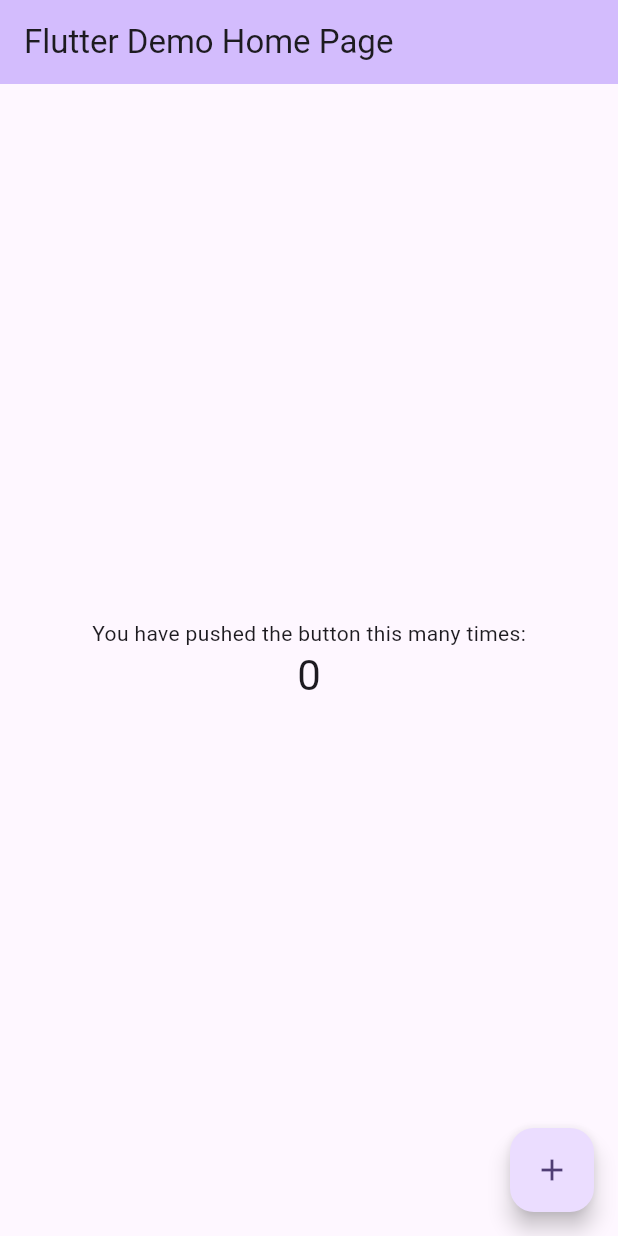
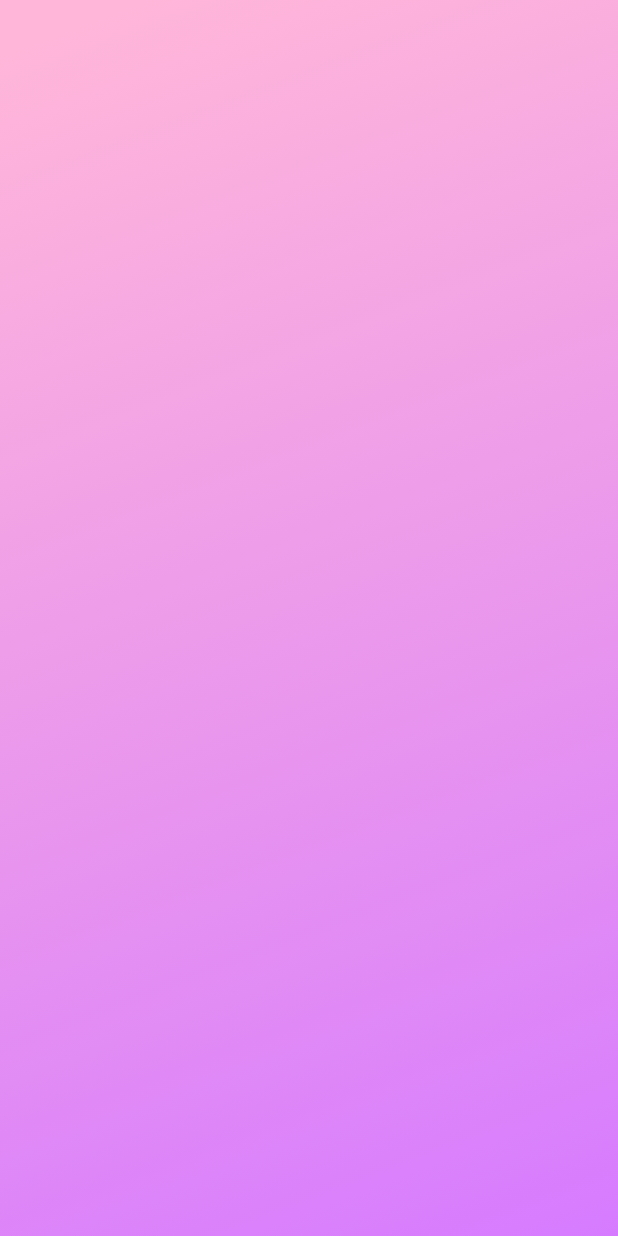
Before and after one commit to YazdanMne/school_planning, a Flutter app: the screen it shows after launch, on a phone screen of 412 x 824 dp. Run offline on Flutter 3.47's test engine with Material 2 defaults, Android fonts, the phone set to English and light mode, and no system bars.

Commit message:
Gradient in splash  screen in 20:15 1402/7/10

```diff
--- a/analysis_options.yaml
+++ b/analysis_options.yaml
@@ -7,7 +7,7 @@
 
 # The following line activates a set of recommended lints for Flutter apps,
 # packages, and plugins designed to encourage good coding practices.
-include: package:flutter_lints/flutter.yaml
+# include: package:flutter_lints/flutter.yaml
 
 linter:
   # The lint rules applied to this project can be customized in the
@@ -24,6 +24,5 @@ linter:
   rules:
     # avoid_print: false  # Uncomment to disable the `avoid_print` rule
     # prefer_single_quotes: true  # Uncomment to enable the `prefer_single_quotes` rule
-
 # Additional information about this file can be found at
 # https://dart.dev/guides/language/analysis-options
--- /dev/null
+++ b/jsconfig.json
@@ -0,0 +1 @@
+{"typings":"typings/","compilerOptions":{"module":"commonjs","target":"es2017"}}
--- /dev/null
+++ b/lib/SplashScreen.dart
@@ -0,0 +1,18 @@
+import 'package:flutter/material.dart';
+import 'package:school_planning/responsive/desktop_body.dart';
+import 'package:school_planning/responsive/mobile_body.dart';
+import 'package:school_planning/responsive/responsive_layout.dart';
+
+class SplashScreen extends StatelessWidget {
+  const SplashScreen({super.key});
+
+  @override
+  Widget build(BuildContext context) {
+    return Scaffold(
+      body: ResponsiveLayout(
+        mobileBody: MyMobileBody(),
+        desktopBody: MyDesktopBody(),
+      ),
+    );
+  }
+}
--- a/lib/main.dart
+++ b/lib/main.dart
@@ -1,4 +1,5 @@
 import 'package:flutter/material.dart';
+import 'package:school_planning/SplashScreen.dart';
 
 void main() {
   runApp(const MyApp());
@@ -7,119 +8,12 @@ void main() {
 class MyApp extends StatelessWidget {
   const MyApp({super.key});
 
-  // This widget is the root of your application.
   @override
   Widget build(BuildContext context) {
     return MaterialApp(
-      title: 'Flutter Demo',
-      theme: ThemeData(
-        // This is the theme of your application.
-        //
-        // TRY THIS: Try running your application with "flutter run". You'll see
-        // the application has a blue toolbar. Then, without quitting the app,
-        // try changing the seedColor in the colorScheme below to Colors.green
-        // and then invoke "hot reload" (save your changes or press the "hot
-        // reload" button in a Flutter-supported IDE, or press "r" if you used
-        // the command line to start the app).
-        //
-        // Notice that the counter didn't reset back to zero; the application
-        // state is not lost during the reload. To reset the state, use hot
-        // restart instead.
-        //
-        // This works for code too, not just values: Most code changes can be
-        // tested with just a hot reload.
-        colorScheme: ColorScheme.fromSeed(seedColor: Colors.deepPurple),
-        useMaterial3: true,
+      home: Scaffold(
+        body: SplashScreen(),
       ),
-      home: const MyHomePage(title: 'Flutter Demo Home Page'),
     );
   }
 }
-
-class MyHomePage extends StatefulWidget {
-  const MyHomePage({super.key, required this.title});
-
-  // This widget is the home page of your application. It is stateful, meaning
-  // that it has a State object (defined below) that contains fields that affect
-  // how it looks.
-
-  // This class is the configuration for the state. It holds the values (in this
-  // case the title) provided by the parent (in this case the App widget) and
-  // used by the build method of the State. Fields in a Widget subclass are
-  // always marked "final".
-
-  final String title;
-
-  @override
-  State<MyHomePage> createState() => _MyHomePageState();
-}
-
-class _MyHomePageState extends State<MyHomePage> {
-  int _counter = 0;
-
-  void _incrementCounter() {
-    setState(() {
-      // This call to setState tells the Flutter framework that something has
-      // changed in this State, which causes it to rerun the build method below
-      // so that the display can reflect the updated values. If we changed
-      // _counter without calling setState(), then the build method would not be
-      // called again, and so nothing would appear to happen.
-      _counter++;
-    });
-  }
-
-  @override
-  Widget build(BuildContext context) {
-    // This method is rerun every time setState is called, for instance as done
-    // by the _incrementCounter method above.
-    //
-    // The Flutter framework has been optimized to make rerunning build methods
-    // fast, so that you can just rebuild anything that needs updating rather
-    // than having to individually change instances of widgets.
-    return Scaffold(
-      appBar: AppBar(
-        // TRY THIS: Try changing the color here to a specific color (to
-        // Colors.amber, perhaps?) and trigger a hot reload to see the AppBar
-        // change color while the other colors stay the same.
-        backgroundColor: Theme.of(context).colorScheme.inversePrimary,
-        // Here we take the value from the MyHomePage object that was created by
-        // the App.build method, and use it to set our appbar title.
-        title: Text(widget.title),
-      ),
-      body: Center(
-        // Center is a layout widget. It takes a single child and positions it
-        // in the middle of the parent.
-        child: Column(
-          // Column is also a layout widget. It takes a list of children and
-          // arranges them vertically. By default, it sizes itself to fit its
-          // children horizontally, and tries to be as tall as its parent.
-          //
-          // Column has various properties to control how it sizes itself and
-          // how it positions its children. Here we use mainAxisAlignment to
-          // center the children vertically; the main axis here is the vertical
-          // axis because Columns are vertical (the cross axis would be
-          // horizontal).
-          //
-          // TRY THIS: Invoke "debug painting" (choose the "Toggle Debug Paint"
-          // action in the IDE, or press "p" in the console), to see the
-          // wireframe for each widget.
-          mainAxisAlignment: MainAxisAlignment.center,
-          children: <Widget>[
-            const Text(
-              'You have pushed the button this many times:',
-            ),
-            Text(
-              '$_counter',
-              style: Theme.of(context).textTheme.headlineMedium,
-            ),
-          ],
-        ),
-      ),
-      floatingActionButton: FloatingActionButton(
-        onPressed: _incrementCounter,
-        tooltip: 'Increment',
-        child: const Icon(Icons.add),
-      ), // This trailing comma makes auto-formatting nicer for build methods.
-    );
-  }
-}
--- /dev/null
+++ b/lib/responsive/dimension.dart
@@ -0,0 +1 @@
+const mobileWidth = 600;
--- /dev/null
+++ b/lib/responsive/mobile_body.dart
@@ -0,0 +1,100 @@
+import 'package:flutter/material.dart';
+
+class MyMobileBody extends StatefulWidget {
+  const MyMobileBody({super.key});
+
+  @override
+  State<MyMobileBody> createState() => _MyMobileBodyState();
+}
+
+class _MyMobileBodyState extends State<MyMobileBody>
+    with SingleTickerProviderStateMixin {
+  late AnimationController _controllerMobile;
+  late Animation<Alignment> _topAlignmentAnimationMobile;
+  late Animation<Alignment> _bottomAlignmentAnimationMobile;
+
+  @override
+  void initState() {
+    super.initState();
+    _controllerMobile =
+        AnimationController(vsync: this, duration: const Duration(seconds: 5));
+    _topAlignmentAnimationMobile = TweenSequence<Alignment>(
+      [
+        TweenSequenceItem<Alignment>(
+          tween: Tween<Alignment>(
+              begin: Alignment.topLeft, end: Alignment.topRight),
+          weight: 1,
+        ),
+        TweenSequenceItem<Alignment>(
+          tween: Tween<Alignment>(
+              begin: Alignment.topRight, end: Alignment.topRight),
+          weight: 1,
+        ),
+        TweenSequenceItem<Alignment>(
+          tween: Tween<Alignment>(
+              begin: Alignment.bottomRight, end: Alignment.bottomRight),
+          weight: 1,
+        ),
+        TweenSequenceItem<Alignment>(
+          tween: Tween<Alignment>(
+              begin: Alignment.bottomLeft, end: Alignment.bottomLeft),
+          weight: 1,
+        ),
+      ],
+    ).animate(_controllerMobile);
+
+    _bottomAlignmentAnimationMobile = TweenSequence<Alignment>(
+      [
+        TweenSequenceItem<Alignment>(
+          tween: Tween<Alignment>(
+              begin: Alignment.bottomRight, end: Alignment.bottomLeft),
+          weight: 1,
+        ),
+        TweenSequenceItem<Alignment>(
+          tween: Tween<Alignment>(
+              begin: Alignment.bottomLeft, end: Alignment.topLeft),
+          weight: 1,
+        ),
+        TweenSequenceItem<Alignment>(
+          tween: Tween<Alignment>(
+              begin: Alignment.topLeft, end: Alignment.topRight),
+          weight: 1,
+        ),
+        TweenSequenceItem<Alignment>(
+          tween: Tween<Alignment>(
+              begin: Alignment.topRight, end: Alignment.bottomRight),
+          weight: 1,
+        ),
+      ],
+    ).animate(_controllerMobile);
+
+    _controllerMobile.repeat();
+  }
+
+  @override
+  Widget build(BuildContext context) {
+    return MaterialApp(
+      home: Scaffold(
+        body: Center(
+            child: AnimatedBuilder(
+                animation: _controllerMobile,
+                builder: (context, _) {
+                  return Container(
+                    width: double.infinity,
+                    height: double.infinity,
+                    decoration: BoxDecoration(
+                      gradient: LinearGradient(
+                        colors: const [
+                          Color(0xffD67BFF),
+                          Color(0xffFFB6D9),
+                        ],
+                        begin: _topAlignmentAnimationMobile.value,
+                        end: _bottomAlignmentAnimationMobile.value,
+                      ),
+                    ),
+                  );
+                })),
+      ),
+    );
+  }
+}
--- /dev/null
+++ b/lib/responsive/responsive_layout.dart
@@ -0,0 +1,23 @@
+import 'package:flutter/material.dart';
+import 'dimension.dart';
+// import 'package:flutter/rendering.dart';
+
+class ResponsiveLayout extends StatelessWidget {
+  final Widget mobileBody;
+  final Widget desktopBody;
+
+  ResponsiveLayout({required this.mobileBody, required this.desktopBody});
+
+  @override
+  Widget build(BuildContext context) {
+    return LayoutBuilder(
+      builder: (context, Constraints) {
+        if (Constraints.maxWidth < mobileWidth) {
+          return mobileBody;
+        } else {
+          return desktopBody;
+        }
+      },
+    );
+  }
+}
```
Also changed, not shown: lib/responsive/desktop_body.dart (added, +102 -0 lines), pubspec.yaml (+3 -5 lines), assets/fonts/Nishan-Bold.otf (added), assets/fonts/Nishan-Elegance.otf (added), assets/fonts/Nishan-Light.otf (added), assets/fonts/Nishan-Regular.otf (added), pubspec.lock.
